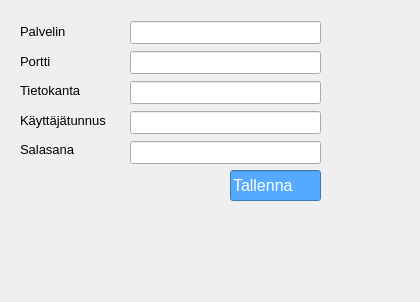
Before: the Qt Designer form settingsDialog.ui in Sadiqa-Khawari/Autolainaus, drawn with Qt 5.
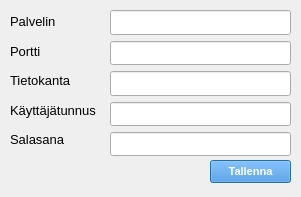
After: the same form once the commit is applied.

The edit to the form file:
```diff
--- a/settingsDialog.ui
+++ b/settingsDialog.ui
@@ -6,53 +6,127 @@
    <rect>
     <x>0</x>
     <y>0</y>
-    <width>420</width>
-    <height>302</height>
+    <width>301</width>
+    <height>197</height>
    </rect>
   </property>
   <property name="windowTitle">
    <string>Dialog</string>
   </property>
-  <widget class="QLineEdit" name="lineEdit">
+  <widget class="QPushButton" name="saveSettingspushButton">
    <property name="geometry">
     <rect>
-     <x>230</x>
-     <y>170</y>
-     <width>91</width>
-     <height>31</height>
+     <x>210</x>
+     <y>160</y>
+     <width>81</width>
+     <height>23</height>
     </rect>
    </property>
    <property name="font">
     <font>
-     <pointsize>12</pointsize>
+     <pointsize>8</pointsize>
+     <weight>75</weight>
+     <bold>true</bold>
     </font>
    </property>
-   <property name="layoutDirection">
-    <enum>Qt::LeftToRight</enum>
+   <property name="toolTip">
+    <string>&lt;html&gt;&lt;head/&gt;&lt;body&gt;&lt;p&gt;&lt;span style=&quot; font-size:10pt;&quot;&gt;Tallentaa asetukset tiedostoon&lt;/span&gt;&lt;/p&gt;&lt;/body&gt;&lt;/html&gt;</string>
    </property>
    <property name="styleSheet">
-    <string notr="true">background-color: rgb(85, 170, 255);
+    <string notr="true">background-color: rgb(57, 136, 220);
 color: rgb(255, 255, 255);</string>
    </property>
    <property name="text">
     <string>Tallenna</string>
    </property>
-   <property name="cursorPosition">
-    <number>8</number>
-   </property>
   </widget>
-  <widget class="QWidget" name="">
+  <widget class="QWidget" name="layoutWidget">
    <property name="geometry">
     <rect>
-     <x>20</x>
-     <y>20</y>
-     <width>91</width>
-     <height>141</height>
+     <x>110</x>
+     <y>10</y>
+     <width>181</width>
+     <height>146</height>
     </rect>
    </property>
    <layout class="QVBoxLayout" name="verticalLayout">
     <item>
-     <widget class="QLabel" name="label">
+     <widget class="QLineEdit" name="serverLineEdit">
+      <property name="font">
+       <font>
+        <pointsize>11</pointsize>
+       </font>
+      </property>
+      <property name="toolTip">
+       <string>&lt;html&gt;&lt;head/&gt;&lt;body&gt;&lt;p&gt;&lt;span style=&quot; font-size:10pt;&quot;&gt;Palvelimen nimi tai IP-osoite&lt;/span&gt;&lt;/p&gt;&lt;/body&gt;&lt;/html&gt;</string>
+      </property>
+     </widget>
+    </item>
+    <item>
+     <widget class="QLineEdit" name="portLineEdit">
+      <property name="font">
+       <font>
+        <pointsize>11</pointsize>
+       </font>
+      </property>
+      <property name="toolTip">
+       <string>&lt;html&gt;&lt;head/&gt;&lt;body&gt;&lt;p&gt;&lt;span style=&quot; font-size:10pt;&quot;&gt;Palvelimen porttinumero&lt;/span&gt;&lt;/p&gt;&lt;/body&gt;&lt;/html&gt;</string>
+      </property>
+     </widget>
+    </item>
+    <item>
+     <widget class="QLineEdit" name="databaseLineEdit">
+      <property name="font">
+       <font>
+        <pointsize>11</pointsize>
+       </font>
+      </property>
+      <property name="toolTip">
+       <string>&lt;html&gt;&lt;head/&gt;&lt;body&gt;&lt;p&gt;&lt;span style=&quot; font-size:10pt;&quot;&gt;Tietokannan nimi&lt;/span&gt;&lt;/p&gt;&lt;/body&gt;&lt;/html&gt;</string>
+      </property>
+     </widget>
+    </item>
+    <item>
+     <widget class="QLineEdit" name="userLineEdit">
+      <property name="font">
+       <font>
+        <pointsize>11</pointsize>
+       </font>
+      </property>
+      <property name="toolTip">
+       <string>&lt;html&gt;&lt;head/&gt;&lt;body&gt;&lt;p&gt;&lt;span style=&quot; font-size:10pt;&quot;&gt;Sovelluksen käyttäjätunnus&lt;/span&gt;&lt;/p&gt;&lt;/body&gt;&lt;/html&gt;</string>
+      </property>
+     </widget>
+    </item>
+    <item>
+     <widget class="QLineEdit" name="paswordLineEdit">
+      <property name="font">
+       <font>
+        <pointsize>11</pointsize>
+       </font>
+      </property>
+      <property name="toolTip">
+       <string>&lt;html&gt;&lt;head/&gt;&lt;body&gt;&lt;p&gt;&lt;span style=&quot; font-size:10pt;&quot;&gt;Salasana&lt;/span&gt;&lt;/p&gt;&lt;/body&gt;&lt;/html&gt;</string>
+      </property>
+      <property name="echoMode">
+       <enum>QLineEdit::Password</enum>
+      </property>
+     </widget>
+    </item>
+   </layout>
+  </widget>
+  <widget class="QWidget" name="layoutWidget_2">
+   <property name="geometry">
+    <rect>
+     <x>10</x>
+     <y>10</y>
+     <width>86</width>
+     <height>141</height>
+    </rect>
+   </property>
+   <layout class="QVBoxLayout" name="verticalLayout_2">
+    <item>
+     <widget class="QLabel" name="ServerLabel">
       <property name="font">
        <font>
         <pointsize>10</pointsize>
@@ -64,7 +138,7 @@
      </widget>
     </item>
     <item>
-     <widget class="QLabel" name="label_2">
+     <widget class="QLabel" name="portLabel">
       <property name="font">
        <font>
         <pointsize>10</pointsize>
@@ -76,7 +150,7 @@
      </widget>
     </item>
     <item>
-     <widget class="QLabel" name="label_3">
+     <widget class="QLabel" name="databaseLabel">
       <property name="font">
        <font>
         <pointsize>10</pointsize>
@@ -88,7 +162,7 @@
      </widget>
     </item>
     <item>
-     <widget class="QLabel" name="label_4">
+     <widget class="QLabel" name="userLabel">
       <property name="font">
        <font>
         <pointsize>10</pointsize>
@@ -100,7 +174,7 @@
      </widget>
     </item>
     <item>
-     <widget class="QLabel" name="label_5">
+     <widget class="QLabel" name="passwordLabel">
       <property name="font">
        <font>
         <pointsize>10</pointsize>
@@ -113,69 +187,6 @@
     </item>
    </layout>
   </widget>
-  <widget class="QWidget" name="">
-   <property name="geometry">
-    <rect>
-     <x>130</x>
-     <y>20</y>
-     <width>191</width>
-     <height>146</height>
-    </rect>
-   </property>
-   <layout class="QVBoxLayout" name="verticalLayout_2">
-    <item>
-     <widget class="QLineEdit" name="lineEdit_2">
-      <property name="font">
-       <font>
-        <pointsize>10</pointsize>
-       </font>
-      </property>
-      <property name="locale">
-       <locale language="Finnish" country="Finland"/>
-      </property>
-     </widget>
-    </item>
-    <item>
-     <widget class="QLineEdit" name="lineEdit_3">
-      <property name="font">
-       <font>
-        <pointsize>10</pointsize>
-       </font>
-      </property>
-     </widget>
-    </item>
-    <item>
-     <widget class="QLineEdit" name="lineEdit_4">
-      <property name="font">
-       <font>
-        <pointsize>10</pointsize>
-       </font>
-      </property>
-     </widget>
-    </item>
-    <item>
-     <widget class="QLineEdit" name="lineEdit_5">
-      <property name="font">
-       <font>
-        <pointsize>10</pointsize>
-       </font>
-      </property>
-     </widget>
-    </item>
-    <item>
-     <widget class="QLineEdit" name="passwordLineEdit">
-      <property name="font">
-       <font>
-        <pointsize>10</pointsize>
-       </font>
-      </property>
-      <property name="echoMode">
-       <enum>QLineEdit::Password</enum>
-      </property>
-     </widget>
-    </item>
-   </layout>
-  </widget>
  </widget>
  <resources/>
  <connections/>
```
